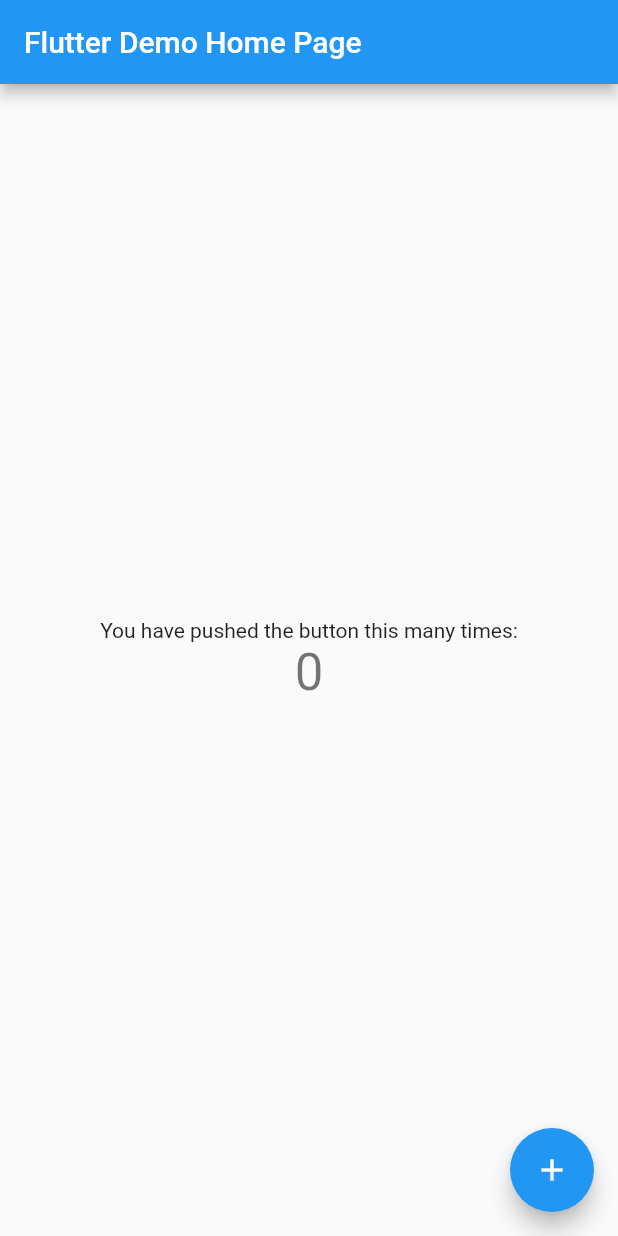
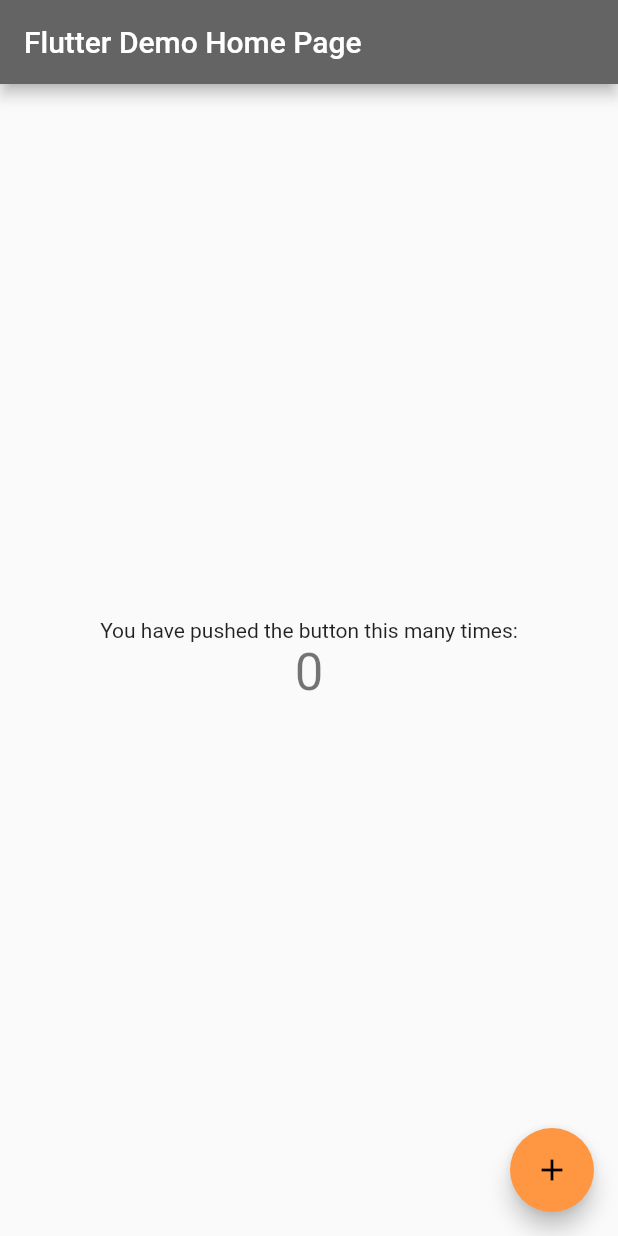
Before and after one commit to darthManchurian/ToDoList, a Flutter app: the screen it shows after launch, on a phone screen of 412 x 824 dp. Run offline on Flutter 3.47's test engine with Material 2 defaults, Android fonts, the phone set to English and light mode, and no system bars; our stand-ins replace sqflite; accounts and stored records are empty.

Commit message:
worked on db.dart file, which will create a db. started the ui part

```diff
--- a/lib/main.dart
+++ b/lib/main.dart
@@ -1,6 +1,9 @@
 import 'package:flutter/material.dart';
+import 'database/db.dart';
 
-void main() {
+void main() async {
+  WidgetsFlutterBinding.ensureInitialized();
+  await DB.init();
   runApp(MyApp());
 }
 
@@ -9,18 +12,11 @@ class MyApp extends StatelessWidget {
   @override
   Widget build(BuildContext context) {
     return MaterialApp(
-      title: 'Flutter Demo',
+      debugShowCheckedModeBanner: false,
+      title: 'ToDoList',
       theme: ThemeData(
-        // This is the theme of your application.
-        //
-        // Try running your application with "flutter run". You'll see the
-        // application has a blue toolbar. Then, without quitting the app, try
-        // changing the primarySwatch below to Colors.green and then invoke
-        // "hot reload" (press "r" in the console where you ran "flutter run",
-        // or simply save your changes to "hot reload" in a Flutter IDE).
-        // Notice that the counter didn't reset back to zero; the application
-        // is not restarted.
-        primarySwatch: Colors.blue,
+        primaryColor: Color.fromRGBO(100,100,100, 1.0),
+        accentColor: Color.fromRGBO(255, 150, 66,1.0)
       ),
       home: MyHomePage(title: 'Flutter Demo Home Page'),
     );
@@ -29,15 +25,6 @@ class MyApp extends StatelessWidget {
 
 class MyHomePage extends StatefulWidget {
   MyHomePage({Key key, this.title}) : super(key: key);
-
-  // This widget is the home page of your application. It is stateful, meaning
-  // that it has a State object (defined below) that contains fields that affect
-  // how it looks.
-
-  // This class is the configuration for the state. It holds the values (in this
-  // case the title) provided by the parent (in this case the App widget) and
-  // used by the build method of the State. Fields in a Widget subclass are
-  // always marked "final".
 
   final String title;
 
@@ -50,47 +37,18 @@ class _MyHomePageState extends State<MyHomePage> {
 
   void _incrementCounter() {
     setState(() {
-      // This call to setState tells the Flutter framework that something has
-      // changed in this State, which causes it to rerun the build method below
-      // so that the display can reflect the updated values. If we changed
-      // _counter without calling setState(), then the build method would not be
-      // called again, and so nothing would appear to happen.
       _counter++;
     });
   }
 
   @override
   Widget build(BuildContext context) {
-    // This method is rerun every time setState is called, for instance as done
-    // by the _incrementCounter method above.
-    //
-    // The Flutter framework has been optimized to make rerunning build methods
-    // fast, so that you can just rebuild anything that needs updating rather
-    // than having to individually change instances of widgets.
     return Scaffold(
       appBar: AppBar(
-        // Here we take the value from the MyHomePage object that was created by
-        // the App.build method, and use it to set our appbar title.
         title: Text(widget.title),
       ),
       body: Center(
-        // Center is a layout widget. It takes a single child and positions it
-        // in the middle of the parent.
         child: Column(
-          // Column is also a layout widget. It takes a list of children and
-          // arranges them vertically. By default, it sizes itself to fit its
-          // children horizontally, and tries to be as tall as its parent.
-          //
-          // Invoke "debug painting" (press "p" in the console, choose the
-          // "Toggle Debug Paint" action from the Flutter Inspector in Android
-          // Studio, or the "Toggle Debug Paint" command in Visual Studio Code)
-          // to see the wireframe for each widget.
-          //
-          // Column has various properties to control how it sizes itself and
-          // how it positions its children. Here we use mainAxisAlignment to
-          // center the children vertically; the main axis here is the vertical
-          // axis because Columns are vertical (the cross axis would be
-          // horizontal).
           mainAxisAlignment: MainAxisAlignment.center,
           children: <Widget>[
             Text(
--- a/pubspec.yaml
+++ b/pubspec.yaml
@@ -28,6 +28,7 @@ dependencies:
   # The following adds the Cupertino Icons font to your application.
   # Use with the CupertinoIcons class for iOS style icons.
   cupertino_icons: ^1.0.0
+  sqflite: ^1.3.1
 
 dev_dependencies:
   flutter_test:
```
Also changed, not shown: extra.txt (added, +7 -0 lines), lib/database/db.dart (added, +35 -0 lines), lib/database/todolist_item.dart (+5 -5 lines), lib/database/database.dart (deleted), pubspec.lock, 1 other file.
